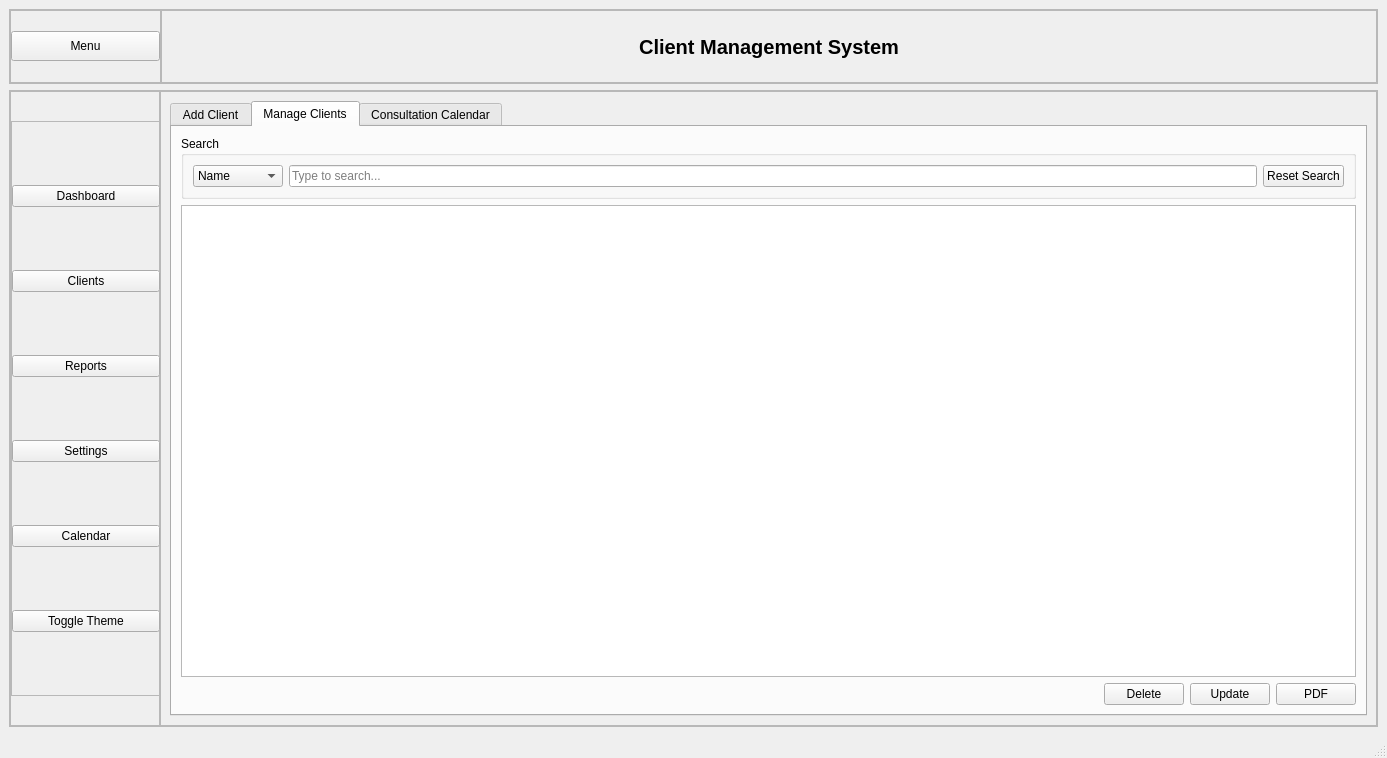
This is mainwindow.ui in Hyujnn54/DesktopAPP as Qt 5 draws it before an edit. The edited form follows.
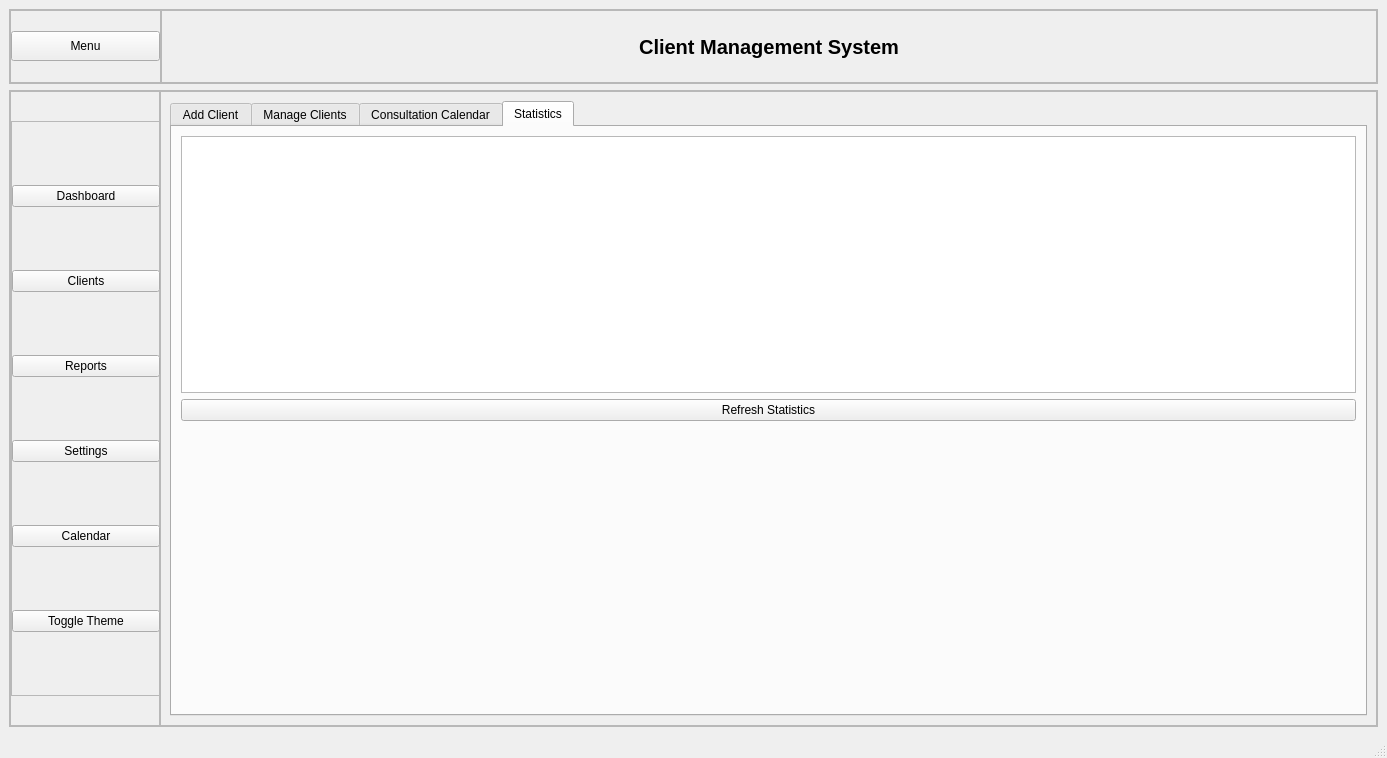
This is the edited form.

Patch:
```diff
--- a/mainwindow.ui
+++ b/mainwindow.ui
@@ -326,7 +326,7 @@
           <item>
            <widget class="QTabWidget" name="tabWidget">
             <property name="currentIndex">
-             <number>1</number>
+             <number>3</number>
             </property>
             <widget class="QWidget" name="ClientForm">
              <property name="contextMenuPolicy">
@@ -589,6 +589,44 @@
               </item>
              </layout>
             </widget>
+            <widget class="QWidget" name="tab">
+             <attribute name="title">
+              <string>Statistics</string>
+             </attribute>
+             <layout class="QGridLayout" name="gridLayout_3">
+              <item row="0" column="0">
+               <layout class="QGridLayout" name="gridLayout">
+                <item row="2" column="0">
+                 <widget class="QPushButton" name="refreshStatsButton">
+                  <property name="text">
+                   <string>Refresh Statistics</string>
+                  </property>
+                 </widget>
+                </item>
+                <item row="0" column="0">
+                 <widget class="QTextEdit" name="statsDisplay">
+                  <property name="readOnly">
+                   <bool>true</bool>
+                  </property>
+                 </widget>
+                </item>
+               </layout>
+              </item>
+              <item row="1" column="0">
+               <spacer name="verticalSpacer">
+                <property name="orientation">
+                 <enum>Qt::Orientation::Vertical</enum>
+                </property>
+                <property name="sizeHint" stdset="0">
+                 <size>
+                  <width>20</width>
+                  <height>40</height>
+                 </size>
+                </property>
+               </spacer>
+              </item>
+             </layout>
+            </widget>
            </widget>
           </item>
          </layout>
```
